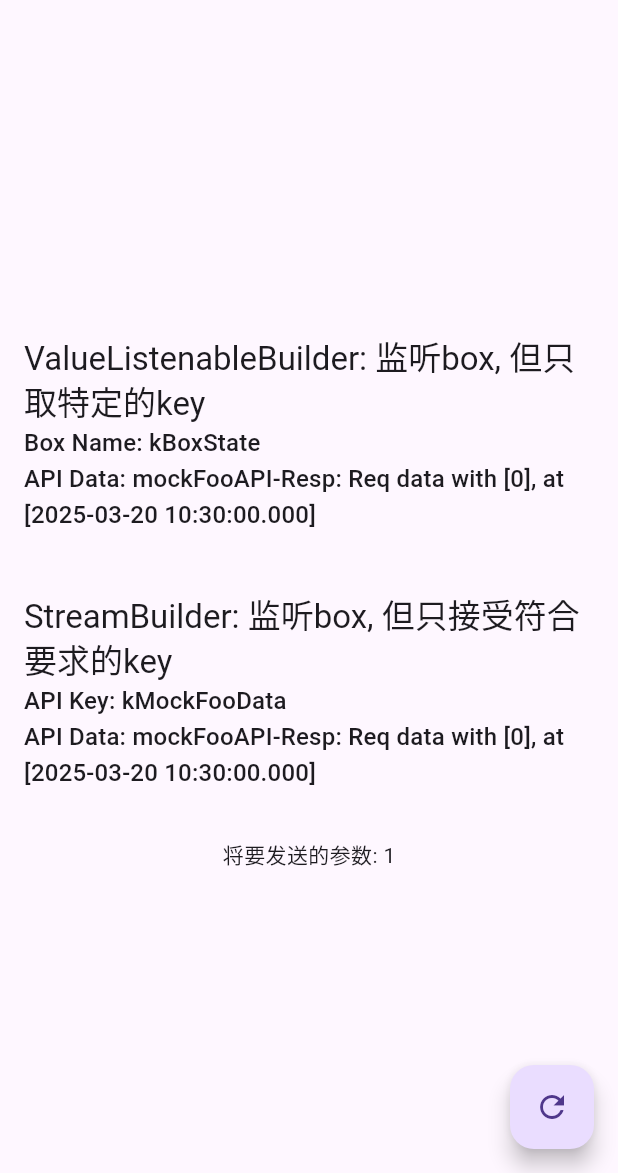
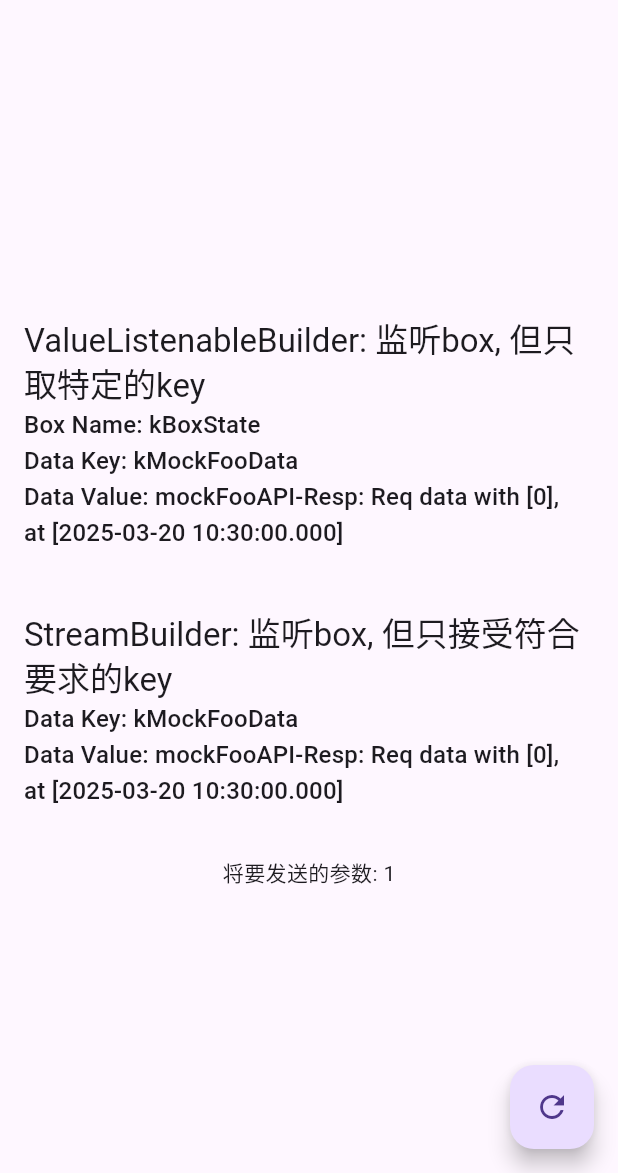
Before and after one commit to Hu-Wentao/hive_state, a Flutter app: the screen it shows after launch, after a tap on the "refresh" icon, on a phone screen of 412 x 824 dp, the part 63-1236 px from its top. Run offline on Flutter 3.47's test engine with Material 3 defaults, Android fonts, the phone set to English and light mode, and no system bars; our stand-ins replace hive_flutter; accounts and stored records are empty.

Commit message:
feat main.dart show Data Key

```diff
--- a/lib/main.dart
+++ b/lib/main.dart
@@ -69,7 +69,8 @@ class _MyHomePageState extends State<MyHomePage> {
                 ),
                 subtitle: Text(
                   'Box Name: ${b.name}\n'
-                  'API Data: ${b.get(kMockFooData)}\n',
+                  'Data Key: $kMockFooData\n'
+                  'Data Value: ${b.get(kMockFooData)}\n',
                   style: Theme.of(context).textTheme.titleMedium,
                 ),
               ),
@@ -88,8 +89,8 @@ class _MyHomePageState extends State<MyHomePage> {
                     style: Theme.of(context).textTheme.titleLarge,
                   ),
                   subtitle: Text(
-                    'API Key: ${s.data?.key}\n'
-                    'API Data: ${s.data?.value}\n',
+                    'Data Key: ${s.data?.key}\n'
+                    'Data Value: ${s.data?.value}\n',
                     style: Theme.of(context).textTheme.titleMedium,
                   ),
 
```
